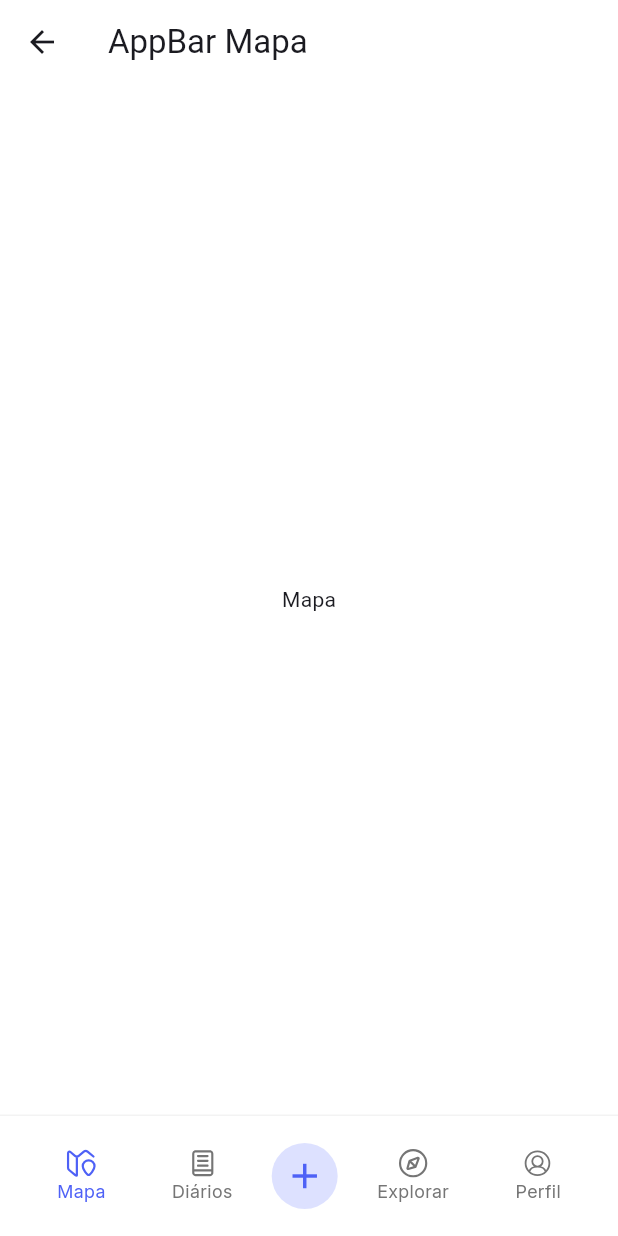
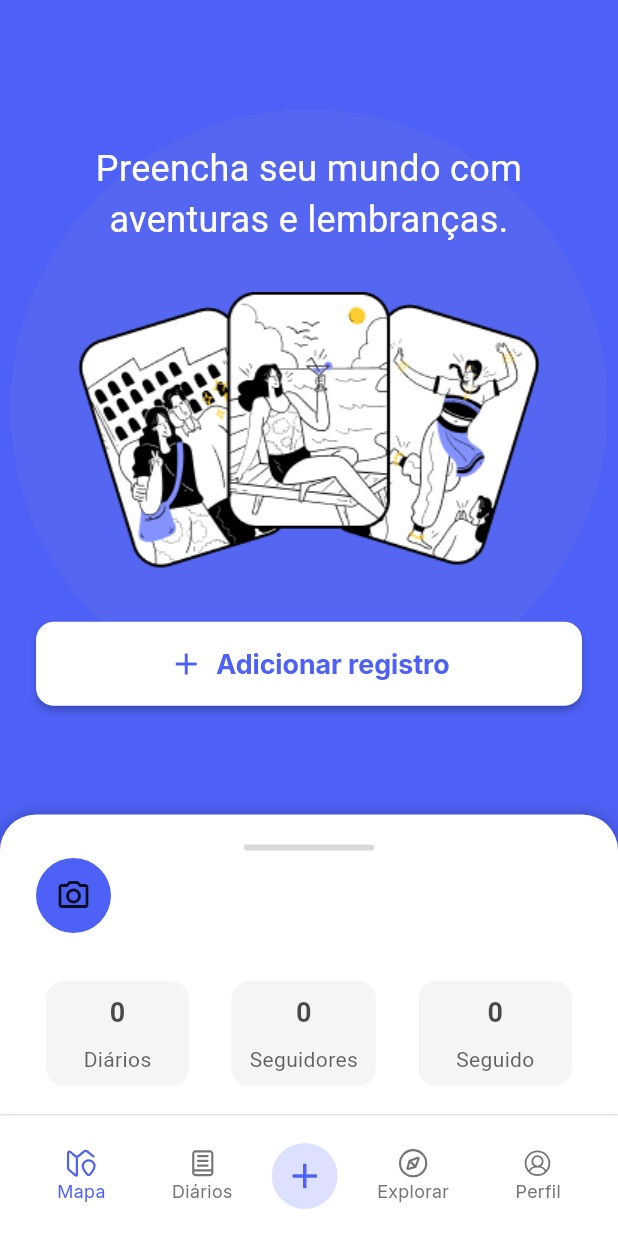
Before and after one commit to FelipeDNL/rumo, a Flutter app: the HomeScreen screen opened by its route, on a phone screen of 412 x 824 dp. Run offline on Flutter 3.47's test engine with Material 3 defaults, Android fonts, the phone set to English and light mode, and no system bars; drawn by our look-alikes of sliding_up_panel; our stand-ins replace cloud_firestore, dio, firebase_auth, firebase_core, flutter_dotenv, flutter_map and 6 more; accounts and stored records are empty; generated files the repository leaves out were written again.

Commit message:
Construção do BottomSheet da tela do "Mapa"

```diff
--- a/lib/features/diary/screens/user_diaries_list_view/widgets/user_diary.dart
+++ b/lib/features/diary/screens/user_diaries_list_view/widgets/user_diary.dart
@@ -53,6 +53,13 @@ class UserDiary extends ConsumerWidget {
         ),
         trailing: MenuAnchor(
           alignmentOffset: Offset(-60, 0),
+          style: MenuStyle(
+            shape: WidgetStateProperty.all(
+              RoundedRectangleBorder(
+                borderRadius: BorderRadius.circular(16),
+              ),
+            ),
+          ),
           menuChildren: [
             MenuItemButton(
               onPressed: () {
@@ -105,7 +112,11 @@ class UserDiary extends ConsumerWidget {
                   },
                 );
               },
-              child: Text("Excluir diário"),
+              child: Text("Excluir diário",
+                style: TextStyle(
+                  color: Colors.red
+                ),
+              ),
             ),
           ],
           builder: (context, controller, _) {
--- a/lib/features/home/screens/home_screen.dart
+++ b/lib/features/home/screens/home_screen.dart
@@ -2,6 +2,7 @@ import 'package:flutter/material.dart';
 import 'package:rumo/core/asset_icons.dart';
 import 'package:rumo/features/diary/screens/user_diaries_screen.dart';
 import 'package:rumo/features/home/widgets/bottom_nav_item.dart';
+import 'package:rumo/features/map/screens/map_screen.dart';
 import 'package:rumo/features/user/screens/profile_screen.dart';
 import 'package:rumo/features/diary/widgets/create_diary_bottom_sheet/create_diary_bottom_sheet.dart';
 
@@ -85,12 +86,12 @@ class _HomeScreenState extends State<HomeScreen> {
       body: Builder(
         builder: (context) {
           return switch (currentIndex) {
+            0 => MapScreen(),
             1 => UserDiariesScreen(),
             2 => Center(child: Text('Explorar')),
             3 => ProfileScreen(),
             _ => Scaffold(
               appBar: AppBar(title: Text('AppBar Mapa')),
-              body: Center(child: Text('Mapa')),
             ),
           };
         },
--- /dev/null
+++ b/lib/features/map/screens/map_screen.dart
@@ -0,0 +1,293 @@
+import 'package:cloud_firestore/cloud_firestore.dart';
+import 'package:firebase_auth/firebase_auth.dart';
+import 'package:flutter/material.dart';
+import 'package:rumo/core/asset_images.dart';
+import 'package:sliding_up_panel/sliding_up_panel.dart';
+
+class MapScreen extends StatefulWidget {
+  const MapScreen({super.key});
+  @override
+  State<MapScreen> createState() => _MapScreenState();
+}
+
+class _MapScreenState extends State<MapScreen> {
+  User? user = FirebaseAuth.instance.currentUser;
+  String? userName;
+
+  @override
+  void initState() {
+    super.initState();
+    _fetchUserName();
+  }
+
+  Future<void> _fetchUserName() async {
+    if (user != null) {
+      final doc = await FirebaseFirestore.instance.collection('users').doc(user!.uid).get();
+      setState(() {
+        userName = doc.data()?['name'] as String?;
+      });
+    }
+  }
+
+  @override
+  Widget build(BuildContext context) {
+    return Scaffold(
+      backgroundColor: Theme.of(context).colorScheme.primary,
+      body: SlidingUpPanel(
+        minHeight: 200,
+        borderRadius: BorderRadius.only(
+          topLeft: Radius.circular(24),
+          topRight: Radius.circular(24),
+        ),
+        panel: Padding(
+          padding: const EdgeInsets.only(top: 20.0, left: 24, right: 24),
+          child: Column(
+            mainAxisSize: MainAxisSize.min,
+            children: [
+              Builder(
+                builder: (context) {
+                  return Padding(
+                    padding: const EdgeInsets.only(
+                      bottom: 5,
+                      top: 0
+                    ),
+                    child: Center(
+                      child: Container(
+                        width: 87,
+                        height: 4,
+                        decoration: BoxDecoration(
+                          color: Color(0xFFD9D9D9),
+                          borderRadius: BorderRadius.circular(50),
+                        ),
+                      ),
+                    ),
+                  );
+                }
+              ),
+              Row(
+                children: ([
+                  SizedBox(
+                    width: 50,
+                    height: 50,
+                    child: DecoratedBox(
+                      decoration: BoxDecoration(
+                        color: Theme.of(context).colorScheme.primary,
+                        borderRadius: BorderRadius.circular(100.0),
+                      ),
+                      child: const Icon(Icons.camera_alt_outlined),
+                    ),
+                  ),
+                  SizedBox(width: 15),
+                  Text(
+                    userName ?? 'Usuário',
+                    style: TextStyle(fontWeight: FontWeight.bold, fontSize: 24),
+                  ),
+                ]),
+              ),
+              SizedBox(height: 32),
+              Row(
+                mainAxisAlignment: MainAxisAlignment.spaceEvenly,
+                children: [
+                  Container(
+                    decoration: BoxDecoration(
+                      borderRadius: BorderRadius.circular(12),
+                      color: Color(0xFFF5F5F5),
+                    ),
+                    child: Padding(
+                      padding: EdgeInsetsGeometry.only(
+                        bottom: 8,
+                        left: 25,
+                        right: 25,
+                        top: 8,
+                      ),
+                      child: Column(
+                        children: [
+                          Text(
+                            '0',
+                            style: TextStyle(
+                              fontSize: 18,
+                              color: const Color.fromARGB(179, 0, 0, 0),
+                              fontWeight: FontWeight.bold,
+                            ),
+                          ),
+                          SizedBox(height: 8),
+                          Text(
+                            'Diários',
+                            style: TextStyle(
+                              fontSize: 14,
+                              color: const Color.fromARGB(179, 33, 33, 33),
+                            ),
+                          ),
+                        ],
+                      ),
+                    ),
+                  ),
+                  SizedBox(width: 15),
+                  Container(
+                    decoration: BoxDecoration(
+                      borderRadius: BorderRadius.circular(12),
+                      color: Color(0xFFF5F5F5),
+                    ),
+                    child: Padding(
+                      padding: EdgeInsetsGeometry.only(
+                        bottom: 8,
+                        left: 12,
+                        right: 12,
+                        top: 8,
+                      ),
+                      child: Column(
+                        children: [
+                          Text(
+                            '0',
+                            style: TextStyle(
+                              fontSize: 18,
+                              color: const Color.fromARGB(179, 0, 0, 0),
+                              fontWeight: FontWeight.bold,
+                            ),
+                          ),
+                          SizedBox(height: 8),
+                          Text(
+                            'Seguidores',
+                            style: TextStyle(
+                              fontSize: 14,
+                              color: const Color.fromARGB(179, 33, 33, 33),
+                            ),
+                          ),
+                        ],
+                      ),
+                    ),
+                  ),
+                  SizedBox(width: 15),
+                  Container(
+                    decoration: BoxDecoration(
+                      borderRadius: BorderRadius.circular(12),
+                      color: Color(0xFFF5F5F5),
+                    ),
+                    child: Padding(
+                      padding: EdgeInsetsGeometry.only(
+                        bottom: 8,
+                        left: 25,
+                        right: 25,
+                        top: 8,
+                      ),
+                      child: Column(
+                        children: [
+                          Text(
+                            '0',
+                            style: TextStyle(
+                              fontSize: 18,
+                              color: const Color.fromARGB(179, 0, 0, 0),
+                              fontWeight: FontWeight.bold,
+                            ),
+                          ),
+                          SizedBox(height: 8),
+                          Text(
+                            'Seguido',
+                            style: TextStyle(
+                              fontSize: 14,
+                              color: const Color.fromARGB(179, 33, 33, 33),
+                            ),
+                          ),
+                        ],
+                      ),
+                    ),
+                  ),
+                ],
+              ),
+              SizedBox(height: 24),
+              Column(
+                crossAxisAlignment: CrossAxisAlignment.start,
+                children: [
+                  Text(
+                    'ÚLTIMOS REGISTROS',
+                    style:
+                    TextStyle(
+                      fontSize: 12,
+                      color: Colors.grey
+                    ),
+                  ),
+                  SizedBox(height: 24,),
+                  Image.asset(AssetImages.catedral),
+                ],
+              ),
+            ],
+          ),
+        ),
+        body: Stack(
+          children: [
+            Padding(
+              padding: const EdgeInsets.only(bottom: 280, right: 7, left: 7),
+              child: Container(
+                decoration: BoxDecoration(
+                  gradient: RadialGradient(
+                    colors: [
+                      Color.fromARGB(243, 85, 103, 241),
+                      Colors.transparent,
+                    ],
+                    center: Alignment.center,
+                    radius: 0.5,
+                    stops: [1.0, 1.0],
+                  ),
+                ),
+              ),
+            ),
+            Padding(
+              padding: const EdgeInsets.only(bottom: 180, left: 24, right: 24),
+              child: Center(
+                child: Column(
+                  crossAxisAlignment: CrossAxisAlignment.center,
+                  mainAxisAlignment: MainAxisAlignment.center,
+                  children: [
+                    Text(
+                      textAlign: TextAlign.center,
+                      'Preencha seu mundo com aventuras e lembranças.',
+                      style: TextStyle(
+                        fontSize: 24,
+                        color: Colors.white,
+                        fontWeight: FontWeight.w400,
+                      ),
+                    ),
+                    SizedBox(height: 31),
+                    Image.asset(AssetImages.mapIcon),
+                    SizedBox(height: 31),
+                    SizedBox(
+                      width: double.maxFinite,
+                      child: FilledButton.icon(
+                        style: FilledButton.styleFrom(
+                          backgroundColor: Colors.white,
+                          foregroundColor: Colors.black,
+                          elevation: 2,
+                          shape: RoundedRectangleBorder(
+                            borderRadius: BorderRadius.circular(12),
+                          ),
+                        ),
+                        onPressed: () {
+                          // Adicione a ação do botão aqui
+                        },
+                        icon: Icon(
+                          Icons.add,
+                          color: Theme.of(context).colorScheme.primary,
+                          size: 24,
+                        ),
+                        label: Text(
+                          'Adicionar registro',
+                          style: TextStyle(
+                            color: Theme.of(context).colorScheme.primary,
+                            fontSize: 18,
+                            fontWeight: FontWeight.bold,
+                            fontFamily: 'Inter',
+                          ),
+                        ),
+                      ),
+                    ),
+                    SizedBox(height: 78),
+                  ],
+                ),
+              ),
+            ),
+          ],
+        ),
+      ),
+    );
+  }
+}
```
